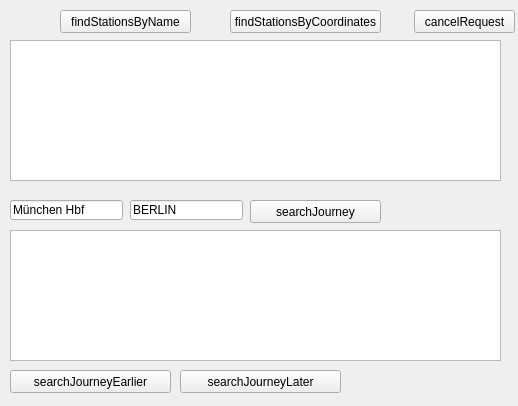
First picture: the form in src/gui/desktop-test/mainwindow.ui, repository smurfy/fahrplan, before the edit.
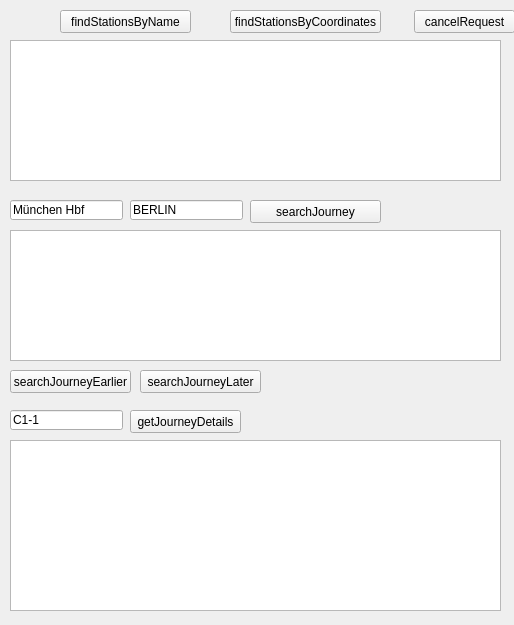
Second picture: the form after the edit.

Commit message: Adding Details parser for hafas in new format (inline details is still a todo)

What changed in the file:
```diff
--- a/src/gui/desktop-test/mainwindow.ui
+++ b/src/gui/desktop-test/mainwindow.ui
@@ -6,8 +6,8 @@
    <rect>
     <x>0</x>
     <y>0</y>
-    <width>518</width>
-    <height>406</height>
+    <width>514</width>
+    <height>625</height>
    </rect>
   </property>
   <property name="windowTitle">
@@ -104,7 +104,7 @@
      <rect>
       <x>10</x>
       <y>370</y>
-      <width>161</width>
+      <width>121</width>
       <height>23</height>
      </rect>
     </property>
@@ -115,9 +115,9 @@
    <widget class="QPushButton" name="searchJourneyLater">
     <property name="geometry">
      <rect>
-      <x>180</x>
+      <x>140</x>
       <y>370</y>
-      <width>161</width>
+      <width>121</width>
       <height>23</height>
      </rect>
     </property>
@@ -138,6 +138,42 @@
      <string>cancelRequest</string>
     </property>
    </widget>
+   <widget class="QPushButton" name="getJourneyDetails">
+    <property name="geometry">
+     <rect>
+      <x>130</x>
+      <y>410</y>
+      <width>111</width>
+      <height>23</height>
+     </rect>
+    </property>
+    <property name="text">
+     <string>getJourneyDetails</string>
+    </property>
+   </widget>
+   <widget class="QLineEdit" name="journeyResultItemId">
+    <property name="geometry">
+     <rect>
+      <x>10</x>
+      <y>410</y>
+      <width>113</width>
+      <height>20</height>
+     </rect>
+    </property>
+    <property name="text">
+     <string>C1-1</string>
+    </property>
+   </widget>
+   <widget class="QTextEdit" name="getJourneyDetailsResults">
+    <property name="geometry">
+     <rect>
+      <x>10</x>
+      <y>440</y>
+      <width>491</width>
+      <height>171</height>
+     </rect>
+    </property>
+   </widget>
   </widget>
  </widget>
  <layoutdefault spacing="6" margin="11"/>
```
The commit also changes 10 other files.
